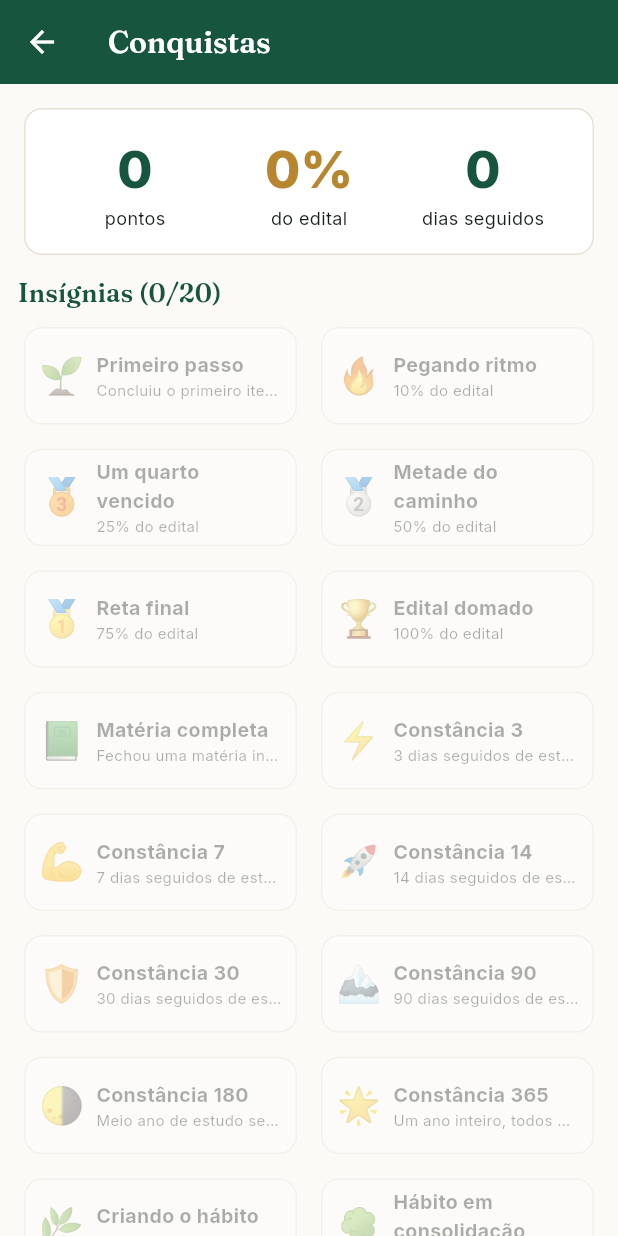
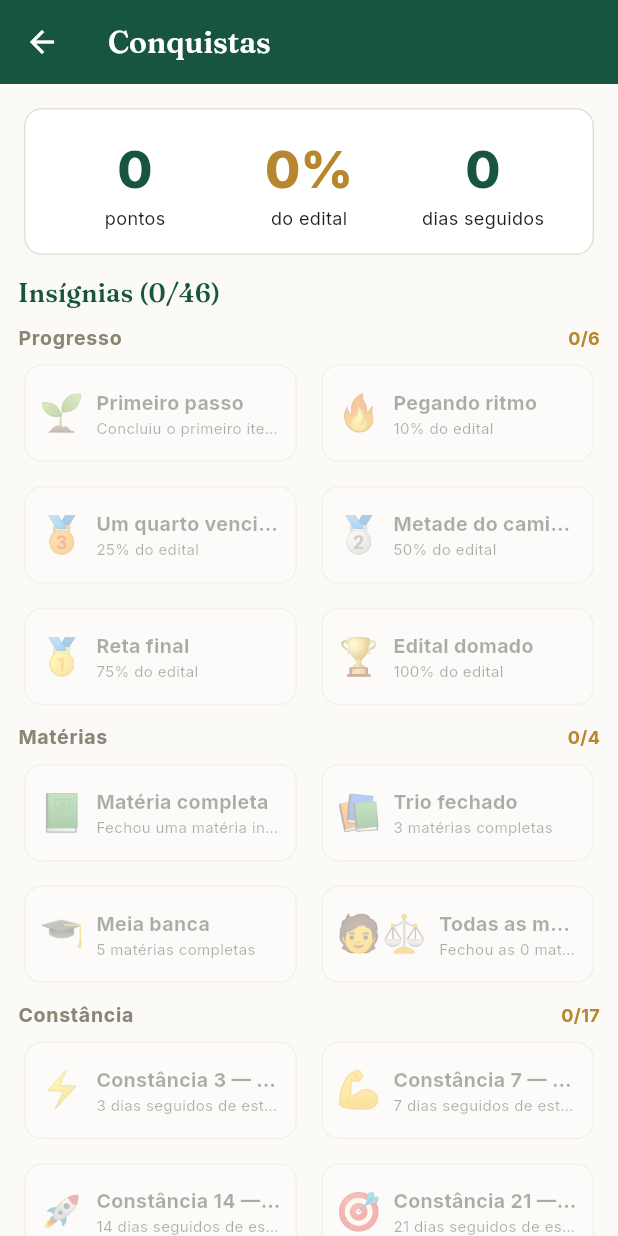
Before and after one commit to eduardomaragao/Editais-de-Concurso, a Flutter app: the ConquistasPage screen opened directly with empty values, on a phone screen of 412 x 824 dp. Run offline on Flutter 3.47's test engine with Material 3 defaults, Android fonts, the phone set to English and light mode, and no system bars; our stand-ins replace google_fonts, share_plus, shared_preferences, table_calendar; missing offline and left inert: android_intent_plus; accounts and stored records are empty; network calls fail.

Commit message:
Redesign materia grid with minimalist icons; expand badges to 46
Materia squares: centered layout with a minimalist icon per materia
(keyword-matched: account_balance for Administrativo, forest for
Ambiental, handshake for Civil, gavel for Processual Civil, etc.;
specific keys checked before generic so "processual civil" does not
fall into "civil"), name centered under a soft circular icon chip,
phases, progress bar and count; the icon chip turns into a trophy when
the materia is complete.

Badges: from 20 to 46, grouped by category in the Conquistas screen
with per-category headers and counters. Constancia is now a full
ladder with named tiers (3, 7, 14, 21, 30, 45, 75, 90, 120, 150, 180,
210, 240, 270, 300, 330, 365 - no more 180->365 gap). New ladders for
clock hours (5 -> 1000) and points (500 -> 15000), plus materia
milestones (1/3/5/all). Habit marks 20/40/60 unchanged. Ladders are
data-driven, so tuning milestones is a one-line change.

Verified live: grid renders with the new layout; Conquistas shows
2/46 with category headers, and the earlier 17s clock session keeps
the streak alive (1 straight day). Analyzer clean; 23 dart tests
passing.

Co-Authored-By: Claude Fable 5 <noreply@anthropic.com>

```diff
--- a/app/lib/gamificacao.dart
+++ b/app/lib/gamificacao.dart
@@ -16,7 +16,9 @@ class Insignia {
   final String titulo;
   final String descricao;
   final bool conquistada;
-  const Insignia(this.id, this.emoji, this.titulo, this.descricao, this.conquistada);
+  final String categoria;
+  const Insignia(this.id, this.emoji, this.titulo, this.descricao,
+      this.conquistada, {this.categoria = 'Geral'});
 }
 
 int pontos(List<No> materias, Set<String> concluidos) {
@@ -89,49 +91,113 @@ int sequenciaDias(Map<String, List<String>> diario, DateTime hoje,
   return sequencia;
 }
 
+// Escadas de conquista: (marco, emoji, apelido opcional).
+const _escadaConstancia = [
+  (3, '⚡', 'Faísca'),
+  (7, '💪', 'Uma semana'),
+  (14, '🚀', 'Duas semanas'),
+  (21, '🎯', 'Três semanas'),
+  (30, '🛡️', 'Um mês'),
+  (45, '🏹', 'Mês e meio'),
+  (75, '🧗', 'Escalando'),
+  (90, '🏔️', 'Um trimestre'),
+  (120, '🦅', 'Quatro meses'),
+  (150, '🗿', 'Inabalável'),
+  (180, '🌗', 'Meio ano'),
+  (210, '🌔', 'Sete meses'),
+  (240, '🌕', 'Oito meses'),
+  (270, '☀️', 'Nove meses'),
+  (300, '🌠', 'Trezentos'),
+  (330, '🌌', 'Onze meses'),
+  (365, '🌟', 'Um ano inteiro'),
+];
+
+const _escadaHoras = [
+  (5, '⏱️', null),
+  (10, '⏲️', null),
+  (25, '⌛', null),
+  (50, '⏳', null),
+  (100, '🕰️', null),
+  (200, '📚', null),
+  (300, '🧠', null),
+  (500, '🎖️', null),
+  (750, '🏅', null),
+  (1000, '🏛️', 'Mil horas!'),
+];
+
+const _escadaPontos = [
+  (500, '🔸', null),
+  (1000, '🔶', null),
+  (2500, '💠', null),
+  (5000, '🏵️', null),
+  (10000, '🎇', null),
+  (15000, '👑', 'Placar de rei'),
+];
+
 List<Insignia> insignias(List<No> materias, Set<String> concluidos,
     int sequencia, {double horas = 0}) {
   final pct = percentual(materias, concluidos);
   final completas = materiasCompletas(materias, concluidos);
+  final totalMaterias = materias.length;
+  final pontuacao = pontos(materias, concluidos);
+
   return [
     // --- progresso no edital ---
     Insignia('primeiro-passo', '🌱', 'Primeiro passo',
-        'Concluiu o primeiro item do edital', concluidos.isNotEmpty),
-    Insignia('ritmo', '🔥', 'Pegando ritmo', '10% do edital', pct >= 0.10),
-    Insignia('um-quarto', '🥉', 'Um quarto vencido', '25% do edital', pct >= 0.25),
-    Insignia('metade', '🥈', 'Metade do caminho', '50% do edital', pct >= 0.50),
-    Insignia('reta-final', '🥇', 'Reta final', '75% do edital', pct >= 0.75),
-    Insignia('edital-domado', '🏆', 'Edital domado', '100% do edital', pct >= 1.0),
+        'Concluiu o primeiro item do edital', concluidos.isNotEmpty,
+        categoria: 'Progresso'),
+    Insignia('ritmo', '🔥', 'Pegando ritmo', '10% do edital', pct >= 0.10,
+        categoria: 'Progresso'),
+    Insignia('um-quarto', '🥉', 'Um quarto vencido', '25% do edital',
+        pct >= 0.25, categoria: 'Progresso'),
+    Insignia('metade', '🥈', 'Metade do caminho', '50% do edital', pct >= 0.50,
+        categoria: 'Progresso'),
+    Insignia('reta-final', '🥇', 'Reta final', '75% do edital', pct >= 0.75,
+        categoria: 'Progresso'),
+    Insignia('edital-domado', '🏆', 'Edital domado', '100% do edital',
+        pct >= 1.0, categoria: 'Progresso'),
+
+    // --- materias fechadas ---
     Insignia('materia-completa', '📗', 'Matéria completa',
-        'Fechou uma matéria inteira ($completas até agora)', completas >= 1),
+        'Fechou uma matéria inteira ($completas até agora)', completas >= 1,
+        categoria: 'Matérias'),
+    Insignia('materias-3', '📚', 'Trio fechado', '3 matérias completas',
+        completas >= 3, categoria: 'Matérias'),
+    Insignia('materias-5', '🎓', 'Meia banca', '5 matérias completas',
+        completas >= 5, categoria: 'Matérias'),
+    Insignia('materias-todas', '🧑‍⚖️', 'Todas as matérias',
+        'Fechou as $totalMaterias matérias do edital',
+        totalMaterias > 0 && completas >= totalMaterias,
+        categoria: 'Matérias'),
+
     // --- constancia (dias seguidos) ---
-    Insignia('constancia-3', '⚡', 'Constância 3', '3 dias seguidos de estudo',
-        sequencia >= 3),
-    Insignia('constancia-7', '💪', 'Constância 7', '7 dias seguidos de estudo',
-        sequencia >= 7),
-    Insignia('constancia-14', '🚀', 'Constância 14',
-        '14 dias seguidos de estudo', sequencia >= 14),
-    Insignia('constancia-30', '🛡️', 'Constância 30',
-        '30 dias seguidos de estudo', sequencia >= 30),
-    Insignia('constancia-90', '🏔️', 'Constância 90',
-        '90 dias seguidos de estudo', sequencia >= 90),
-    Insignia('constancia-180', '🌗', 'Constância 180',
-        'Meio ano de estudo sem falhar um dia', sequencia >= 180),
-    Insignia('constancia-365', '🌟', 'Constância 365',
-        'Um ano inteiro, todos os dias', sequencia >= 365),
+    for (final (dias, emoji, apelido) in _escadaConstancia)
+      Insignia('constancia-$dias', emoji, 'Constância $dias — $apelido',
+          '$dias dias seguidos de estudo', sequencia >= dias,
+          categoria: 'Constância'),
+
     // --- criacao do habito (20 -> 40 -> 60 dias) ---
     Insignia('habito-20', '🌿', 'Criando o hábito',
-        '20 dias seguidos — a criação do hábito começou', sequencia >= 20),
+        '20 dias seguidos — a criação do hábito começou', sequencia >= 20,
+        categoria: 'Hábito'),
     Insignia('habito-40', '🌳', 'Hábito em consolidação',
-        '40 dias seguidos — está virando parte de você', sequencia >= 40),
+        '40 dias seguidos — está virando parte de você', sequencia >= 40,
+        categoria: 'Hábito'),
     Insignia('habito-60', '💎', 'Hábito criado',
-        '60 dias seguidos — estudar agora é rotina', sequencia >= 60),
+        '60 dias seguidos — estudar agora é rotina', sequencia >= 60,
+        categoria: 'Hábito'),
+
     // --- horas no relogio de estudo ---
-    Insignia('horas-10', '⏱️', '10 horas no relógio',
-        '10 horas de estudo cronometradas', horas >= 10),
-    Insignia('horas-100', '⏳', '100 horas no relógio',
-        '100 horas de estudo cronometradas', horas >= 100),
-    Insignia('horas-500', '🕰️', '500 horas no relógio',
-        'Meio milhar de horas de estudo', horas >= 500),
+    for (final (h, emoji, apelido) in _escadaHoras)
+      Insignia('horas-$h', emoji,
+          apelido ?? '$h horas no relógio',
+          '$h horas de estudo cronometradas', horas >= h,
+          categoria: 'Horas de estudo'),
+
+    // --- pontos ---
+    for (final (p, emoji, apelido) in _escadaPontos)
+      Insignia('pontos-$p', emoji, apelido ?? '$p pontos',
+          'Alcançou $p pontos', pontuacao >= p,
+          categoria: 'Pontos'),
   ];
 }
--- a/app/lib/telas/conquistas.dart
+++ b/app/lib/telas/conquistas.dart
@@ -91,7 +91,10 @@ class _ConquistasPageState extends State<ConquistasPage> {
         const SizedBox(height: 8),
         Text('Insígnias ($conquistadas/${insignias.length})',
             style: Theme.of(context).textTheme.titleMedium),
-        const SizedBox(height: 6),
+        for (final categoria in _categorias(insignias)) ...[
+          const SizedBox(height: 8),
+          _cabecalhoCategoria(categoria, insignias),
+          const SizedBox(height: 4),
           GridView.count(
             crossAxisCount: 2,
             shrinkWrap: true,
@@ -101,34 +104,10 @@ class _ConquistasPageState extends State<ConquistasPage> {
             crossAxisSpacing: 8,
             children: [
               for (final insignia in insignias)
-              Opacity(
-                opacity: insignia.conquistada ? 1 : 0.35,
-                child: Card(
-                  child: Padding(
-                    padding: const EdgeInsets.symmetric(horizontal: 10),
-                    child: Row(children: [
-                      Text(insignia.emoji, style: const TextStyle(fontSize: 24)),
-                      const SizedBox(width: 8),
-                      Expanded(
-                        child: Column(
-                            mainAxisAlignment: MainAxisAlignment.center,
-                            crossAxisAlignment: CrossAxisAlignment.start,
-                            children: [
-                              Text(insignia.titulo,
-                                  style: const TextStyle(
-                                      fontWeight: FontWeight.w700, fontSize: 13)),
-                              Text(insignia.descricao,
-                                  maxLines: 1,
-                                  overflow: TextOverflow.ellipsis,
-                                  style: const TextStyle(fontSize: 10)),
-                            ]),
-                      ),
-                    ]),
-                  ),
-                ),
+                if (insignia.categoria == categoria) _quadroInsignia(insignia),
+            ],
           ),
         ],
-        ),
         const SizedBox(height: 16),
         Text('Postar nos Stories', style: Theme.of(context).textTheme.titleMedium),
         const SizedBox(height: 6),
@@ -151,6 +130,62 @@ class _ConquistasPageState extends State<ConquistasPage> {
           onTap: _escolherMateria,
         )),
       ]),
+    );
+  }
+
+  List<String> _categorias(List<g.Insignia> insignias) {
+    final vistas = <String>[];
+    for (final insignia in insignias) {
+      if (!vistas.contains(insignia.categoria)) vistas.add(insignia.categoria);
+    }
+    return vistas;
+  }
+
+  Widget _cabecalhoCategoria(String categoria, List<g.Insignia> insignias) {
+    final do0 = insignias.where((i) => i.categoria == categoria);
+    final feitas = do0.where((i) => i.conquistada).length;
+    return Row(children: [
+      Expanded(
+          child: Text(categoria,
+              style: const TextStyle(
+                  fontWeight: FontWeight.w700,
+                  fontSize: 13,
+                  color: Color(0xFF8A8574),
+                  letterSpacing: 0.5))),
+      Text('$feitas/${do0.length}',
+          style: const TextStyle(
+              fontSize: 12, color: dourado, fontWeight: FontWeight.w700)),
+    ]);
+  }
+
+  Widget _quadroInsignia(g.Insignia insignia) {
+    return Opacity(
+      opacity: insignia.conquistada ? 1 : 0.35,
+      child: Card(
+        child: Padding(
+          padding: const EdgeInsets.symmetric(horizontal: 10),
+          child: Row(children: [
+            Text(insignia.emoji, style: const TextStyle(fontSize: 24)),
+            const SizedBox(width: 8),
+            Expanded(
+              child: Column(
+                  mainAxisAlignment: MainAxisAlignment.center,
+                  crossAxisAlignment: CrossAxisAlignment.start,
+                  children: [
+                    Text(insignia.titulo,
+                        maxLines: 1,
+                        overflow: TextOverflow.ellipsis,
+                        style: const TextStyle(
+                            fontWeight: FontWeight.w700, fontSize: 13)),
+                    Text(insignia.descricao,
+                        maxLines: 1,
+                        overflow: TextOverflow.ellipsis,
+                        style: const TextStyle(fontSize: 10)),
+                  ]),
+            ),
+          ]),
+        ),
+      ),
     );
   }
 
```
Also changed, not shown: app/lib/telas/conteudo.dart (+62 -20 lines), 2 other files. Lines whose indentation alone changed are shown as unchanged.
